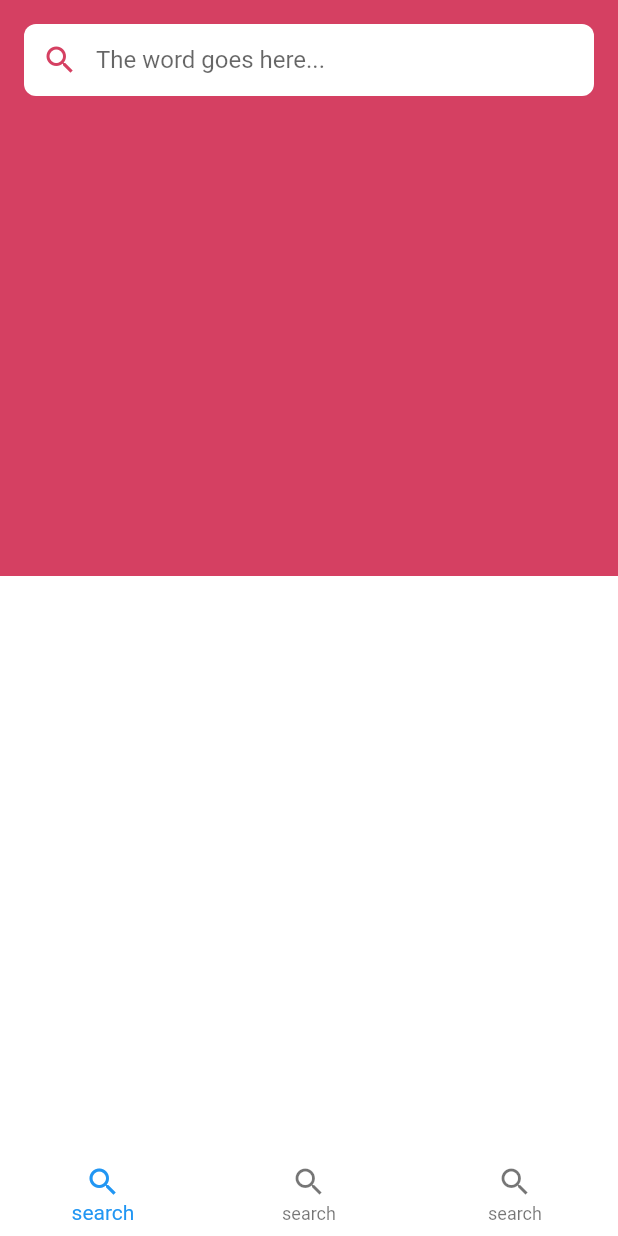
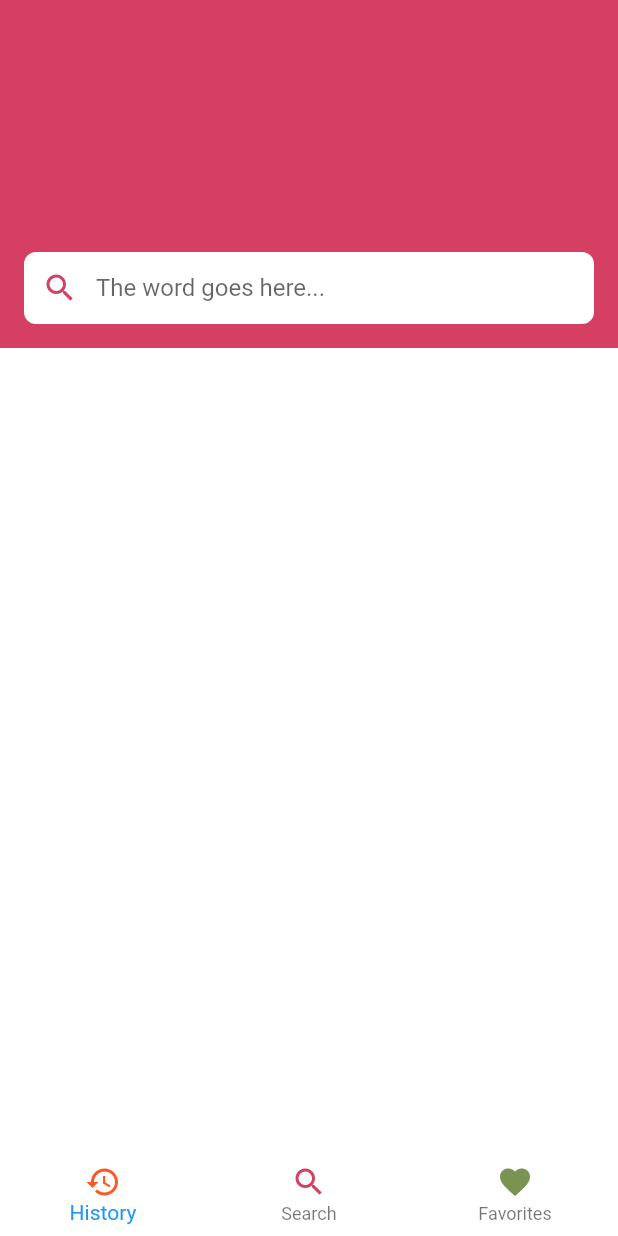
Before and after one commit to kabirnayeem99/flutter_offline_dictionary, a Flutter app: the screen it shows after launch, on a phone screen of 412 x 824 dp. Run offline on Flutter 3.47's test engine with Material 2 defaults, Android fonts, the phone set to English and light mode, and no system bars.

Commit message:
🗺 navigation bar ui completed
Changed Icons for navigation bar item in dictionary screen
changed colos for navigation bar item

```diff
--- a/lib/screens/dictionary_screen.dart
+++ b/lib/screens/dictionary_screen.dart
@@ -18,16 +18,34 @@ class _DictionaryScreenState extends State<DictionaryScreen> {
         backgroundColor: Colors.white,
         items: [
           BottomNavigationBarItem(
-            icon: Icon(Icons.search),
-            title: Text("search"),
+            icon: Icon(
+              Icons.history,
+              color: Style.orangeColor,
+            ),
+            title: Text(
+              "History",
+              style: TextStyle(
+                color: Style.orangeColor,
+              ),
+            ),
           ),
           BottomNavigationBarItem(
-            icon: Icon(Icons.search),
-            title: Text("search"),
+            icon: Icon(Icons.search, color: Style.redColor),
+            title: Text(
+              "Search",
+              style: TextStyle(
+                color: Style.redColor,
+              ),
+            ),
           ),
           BottomNavigationBarItem(
-            icon: Icon(Icons.search),
-            title: Text("search"),
+            icon: Icon(Icons.favorite, color: Style.greenColor),
+            title: Text(
+              "Favorites",
+              style: TextStyle(
+                color: Style.greenColor,
+              ),
+            ),
           ),
         ],
       ),
@@ -41,9 +59,11 @@ class _DictionaryScreenState extends State<DictionaryScreen> {
                 child: Column(
                   mainAxisAlignment: MainAxisAlignment.center,
                   children: [
-                    Expanded(
-                      child: Container(
-                        margin: EdgeInsets.all(16.0),
+                    Container(
+                      height: 200.0,
+                      margin: EdgeInsets.all(16.0),
+                      child: Align(
+                        alignment: Alignment.bottomCenter,
                         child: TextField(
                           autocorrect: true,
                           decoration: InputDecoration(
--- a/lib/theme/style.dart
+++ b/lib/theme/style.dart
@@ -2,7 +2,7 @@ import 'package:flutter/material.dart';
 
 class Style {
   static Color redColor = Color(0xffd54062);
-  static Color orangeColor = Color(0xffffa36c);
+  static Color orangeColor = Color(0xffff5722);
   static Color yellowColor = Color(0xffebdc87);
   static Color greenColor = Color(0xff799351);
 }
```
